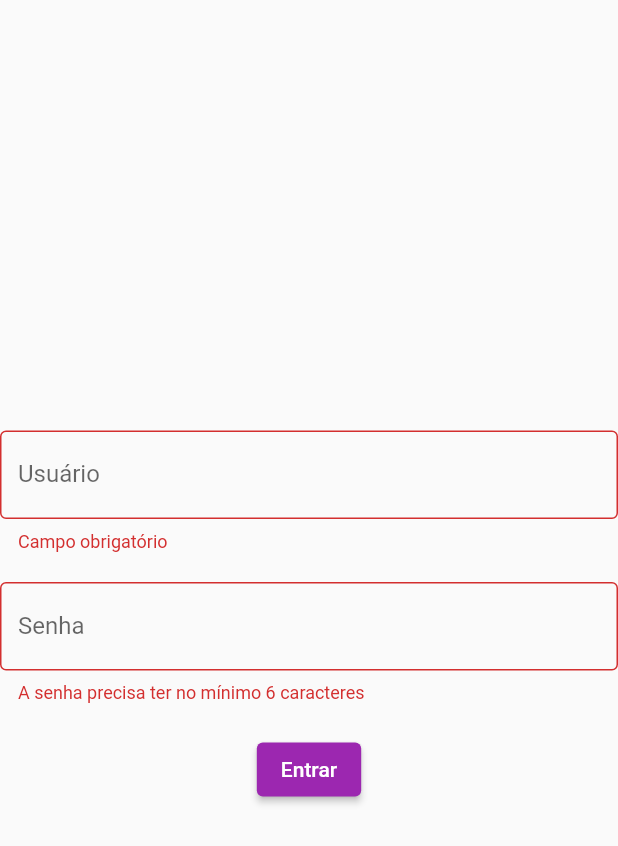
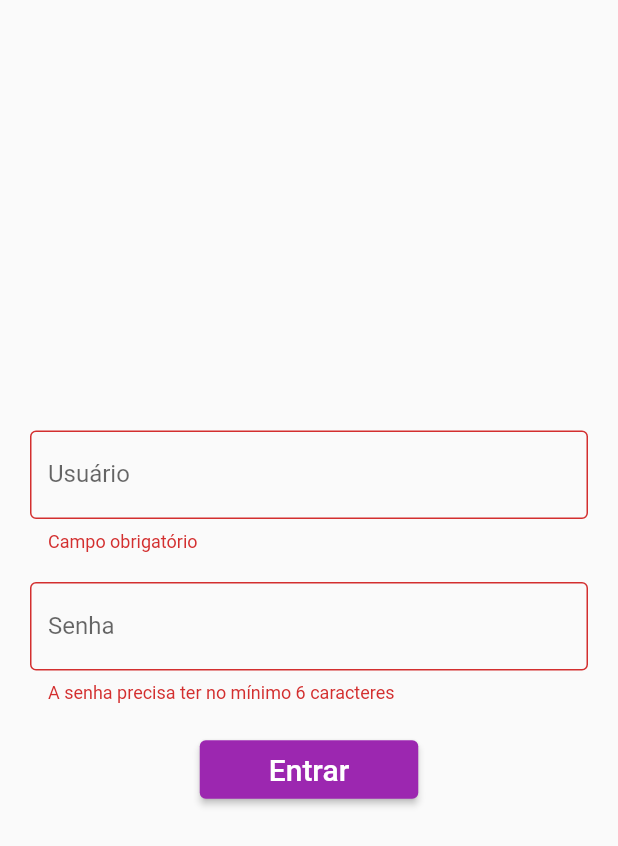
Before and after one commit to FelipeAngeli/login_firebase, a Flutter app: the screen it shows after launch, after a tap on "Entrar", on a phone screen of 412 x 824 dp. Shown: the top 846 px of the screen. Run offline on Flutter 3.47's test engine with Material 2 defaults, Android fonts, the phone set to English and light mode, and no system bars; our stand-ins replace firebase_auth, firebase_core; accounts and stored records are empty.

```diff
--- /dev/null
+++ b/lib/app_widget.dart
@@ -0,0 +1,19 @@
+import 'package:flutter/material.dart';
+
+import 'modules/home/homepage.dart';
+import 'modules/login/login_page.dart';
+
+class AppWidget extends StatelessWidget {
+  const AppWidget({super.key});
+
+  @override
+  Widget build(BuildContext context) {
+    return MaterialApp(
+        theme: ThemeData(primarySwatch: Colors.purple),
+        initialRoute: '/login',
+        routes: {
+          '/login': (context) => const LoginPage(),
+          '/home': (context) => const HomePage(),
+        });
+  }
+}
--- a/lib/main.dart
+++ b/lib/main.dart
@@ -1,130 +1,11 @@
-import 'package:firebase_auth/firebase_auth.dart';
 import 'package:flutter/material.dart';
 import 'package:firebase_core/firebase_core.dart';
+import 'package:login_firebase/app_widget.dart';
 
 void main() async {
   WidgetsFlutterBinding.ensureInitialized();
   await Firebase.initializeApp();
-  runApp(MaterialApp(
-      theme: ThemeData(primarySwatch: Colors.purple),
-      initialRoute: '/login',
-      routes: {
-        '/login': (context) => const LoginPage(),
-        '/home': (context) => const HomePage(),
-      }));
+  runApp(
+    const AppWidget(),
+  );
 }
-
-class HomePage extends StatelessWidget {
-  const HomePage({super.key});
-
-  @override
-  Widget build(BuildContext context) {
-    return const Scaffold(
-      body: Center(
-        child: Text("Usuario logado com sucesso!",
-            style: TextStyle(fontSize: 20, fontWeight: FontWeight.bold)),
-      ),
-    );
-  }
-}
-
-class LoginPage extends StatefulWidget {
-  const LoginPage({super.key});
-
-  @override
-  State<LoginPage> createState() => _LoginPageState();
-}
-
-class _LoginPageState extends State<LoginPage> {
-  String? username;
-  String? password;
-  var isLoading = false;
-
-  final formKey = GlobalKey<FormState>();
-
-  void login({
-    required String username,
-    required String password,
-  }) async {
-    isLoading = true;
-    setState(() {});
-
-    final response = await apiLogin(username: username, password: password);
-    isLoading = false;
-    setState(() {});
-    if (response) {
-      Navigator.pushNamed(context, '/home');
-    } else {
-      print("Erro ao logar");
-    }
-  }
-
-  bool validate() {
-    final form = formKey.currentState;
-    if (form!.validate()) {
-      form.save();
-      return true;
-    }
-    return false;
-  }
-
-  String? validateUsername(String? username) =>
-      username != null && username.isNotEmpty ? null : "Campo obrigatório";
-
-  String? validatePassword(String? password) =>
-      password != null && password.length >= 6
-          ? null
-          : "A senha precisa ter no mínimo 6 caracteres";
-
-  Future<bool> apiLogin({
-    required String username,
-    required String password,
-  }) async {
-    final response = await FirebaseAuth.instance
-        .signInWithEmailAndPassword(email: username, password: password);
-    print(response);
-    // await Future.delayed(Duration(seconds: 3));
-    return true;
-  }
-
-  @override
-  Widget build(BuildContext context) {
-    return Scaffold(
-      body: Form(
-        key: formKey,
-        child: Column(
-          mainAxisAlignment: MainAxisAlignment.center,
-          children: [
-            TextFormField(
-              decoration: InputDecoration(
-                labelText: "Usuário",
-                border: OutlineInputBorder(),
-              ),
-              validator: validateUsername,
-              onSaved: (value) => username = value,
-            ),
-            SizedBox(height: 20),
-            TextFormField(
-              decoration: InputDecoration(
-                labelText: "Senha",
-                border: OutlineInputBorder(),
-              ),
-              validator: validatePassword,
-              onSaved: (value) => password = value,
-            ),
-            SizedBox(height: 20),
-            ElevatedButton(
-              onPressed: () {
-                if (validate()) {
-                  login(username: username!, password: password!);
-                }
-              },
-              child: Text("Entrar"),
-            ),
-            if (isLoading) CircularProgressIndicator(),
-          ],
-        ),
-      ),
-    );
-  }
-}
--- /dev/null
+++ b/lib/modules/login/login_controller.dart
@@ -0,0 +1,62 @@
+import 'package:firebase_auth/firebase_auth.dart';
+import 'package:flutter/material.dart';
+
+class LoginController {
+  String? username;
+  String? password;
+
+  var _isLoading = false;
+  bool get isLoading => _isLoading;
+  set isLoading(bool value) {
+    _isLoading = value;
+    onUpDate();
+  }
+
+  var _error = "";
+  String get error => _error;
+  set error(String value) {
+    _error = value;
+    onUpDate();
+  }
+
+  final formKey = GlobalKey<FormState>();
+  final VoidCallback onSucessLogin;
+  final VoidCallback onUpDate;
+
+  LoginController({
+    required this.onSucessLogin,
+    required this.onUpDate,
+  });
+
+  void login() async {
+    try {
+      isLoading = true;
+      final response = await FirebaseAuth.instance
+          .signInWithEmailAndPassword(email: username!, password: password!);
+      isLoading = false;
+      if (response.user != null) {
+        onSucessLogin();
+      }
+    } catch (e) {
+      isLoading = false;
+      error = ("Não foi possível fazer o login");
+    }
+  }
+
+  bool validate() {
+    final form = formKey.currentState;
+    if (form!.validate()) {
+      form.save();
+      return true;
+    }
+    return false;
+  }
+
+  String? validateUsername(String? username) =>
+      username != null && username.isNotEmpty ? null : "Campo obrigatório";
+
+  String? validatePassword(String? password) =>
+      password != null && password.length >= 6
+          ? null
+          : "A senha precisa ter no mínimo 6 caracteres";
+}
--- /dev/null
+++ b/lib/modules/login/login_page.dart
@@ -0,0 +1,75 @@
+import 'package:flutter/material.dart';
+
+import 'login_controller.dart';
+
+class LoginPage extends StatefulWidget {
+  const LoginPage({super.key});
+
+  @override
+  State<LoginPage> createState() => _LoginPageState();
+}
+
+class _LoginPageState extends State<LoginPage> {
+  late final controller = LoginController(onSucessLogin: () {
+    Navigator.of(context).pushReplacementNamed('/home');
+  }, onUpDate: () {
+    setState(() {});
+  });
+
+  @override
+  Widget build(BuildContext context) {
+    return Scaffold(
+      body: Form(
+        key: controller.formKey,
+        child: Padding(
+          padding: const EdgeInsets.symmetric(horizontal: 20),
+          child: Column(
+            mainAxisAlignment: MainAxisAlignment.center,
+            children: [
+              TextFormField(
+                decoration: const InputDecoration(
+                  labelText: "Usuário",
+                  border: OutlineInputBorder(),
+                ),
+                validator: controller.validateUsername,
+                onSaved: (value) => controller.username = value,
+              ),
+              const SizedBox(height: 20),
+              TextFormField(
+                decoration: const InputDecoration(
+                  labelText: "Senha",
+                  border: OutlineInputBorder(),
+                ),
+                validator: controller.validatePassword,
+                onSaved: (value) => controller.password = value,
+              ),
+              const SizedBox(height: 20),
+              if (controller.isLoading)
+                const CircularProgressIndicator()
+              else if (controller.error.isNotEmpty)
+                Text(
+                  controller.error,
+                  style: const TextStyle(color: Colors.red),
+                )
+              else
+                ElevatedButton(
+                  onPressed: () {
+                    if (controller.validate()) {
+                      controller.login();
+                    }
+                  },
+                  child: const Padding(
+                    padding: EdgeInsets.symmetric(horizontal: 30, vertical: 8),
+                    child: Text(
+                      "Entrar",
+                      style: TextStyle(fontSize: 20),
+                    ),
+                  ),
+                ),
+            ],
+          ),
+        ),
+      ),
+    );
+  }
+}
```
Also changed, not shown: lib/modules/home/homepage.dart (added, +15 -0 lines).
